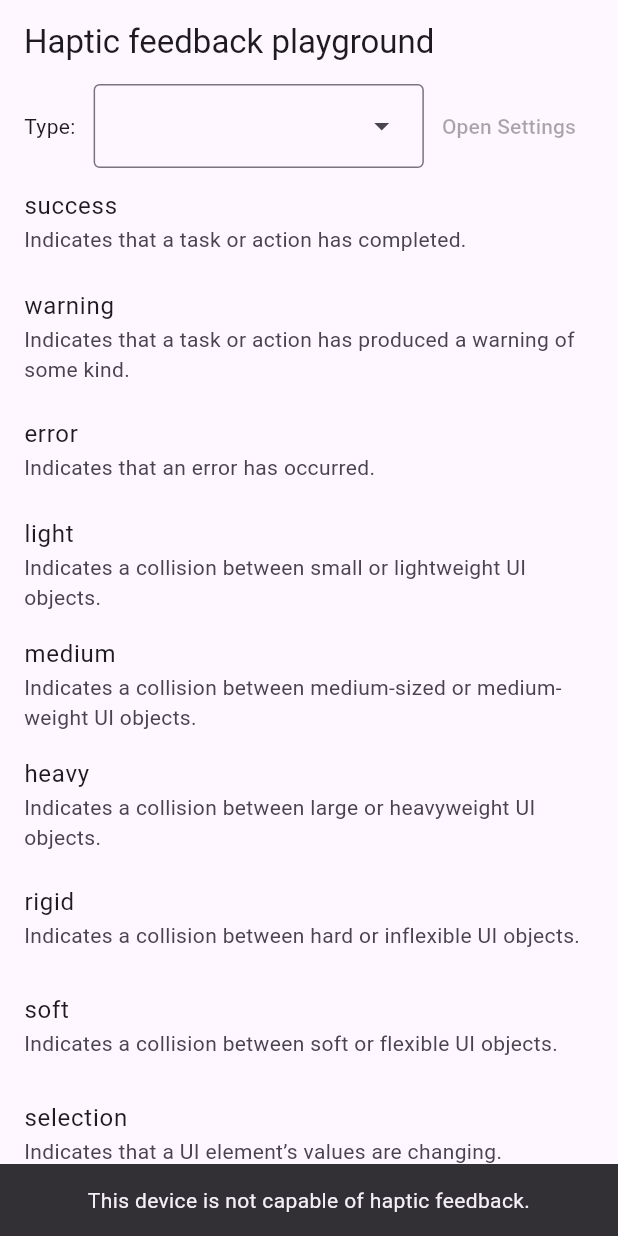
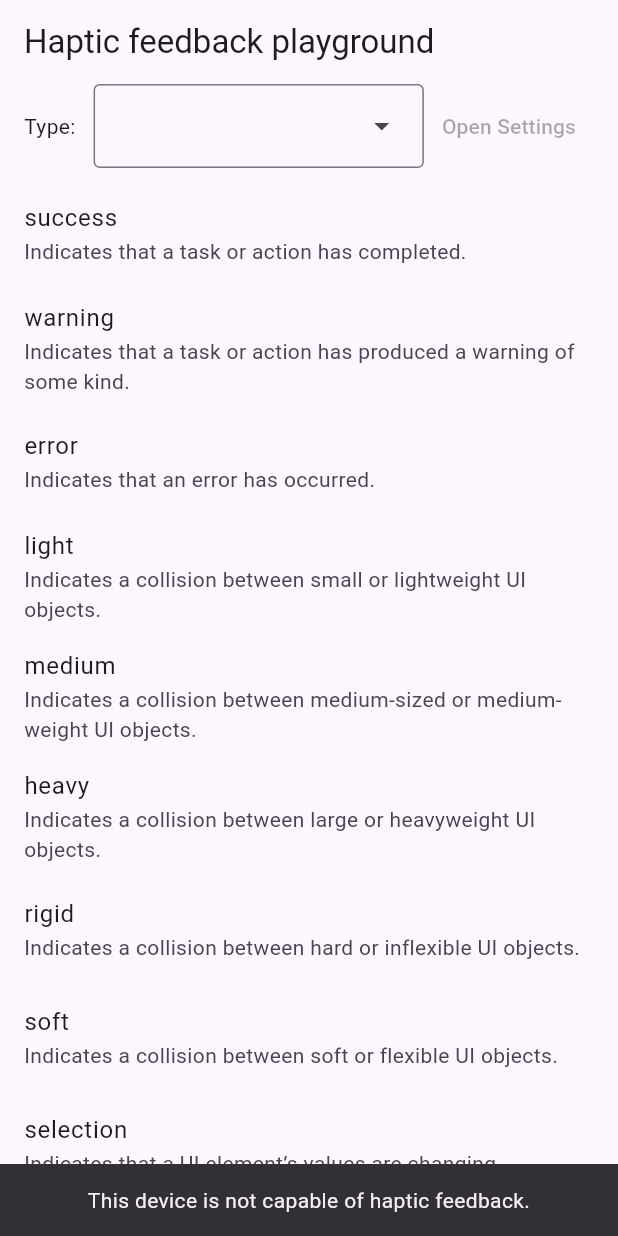
Before and after one commit to nohli/haptic_feedback, a Flutter app: the screen it shows after launch, after a tap on "alarm", after a tap on the "arrow drop up" icon, after a tap on "success", on a phone screen of 412 x 824 dp. Run offline on Flutter 3.47's test engine with Material 3 defaults, Android fonts, the phone set to English and light mode, and no system bars; our stand-ins replace plugin_platform_interface; missing offline and left inert: open_settings_plus.

Commit message:
Improve example ui

```diff
--- a/example/lib/main.dart
+++ b/example/lib/main.dart
@@ -45,7 +45,8 @@ class _HapticsListState extends State<_HapticsList> {
       children: [
         if (isAndroid)
           Padding(
-            padding: const EdgeInsets.symmetric(horizontal: 16),
+            padding: const EdgeInsets.symmetric(horizontal: 16) +
+                const EdgeInsets.only(bottom: 8),
             child: Row(
               children: [
                 Text('Type:'),
@@ -78,7 +79,7 @@ class _HapticsListState extends State<_HapticsList> {
               final snackbarMessage = can
                   ? '$type'
                   : 'This device is not capable of haptic feedback.';
-              ScaffoldMessenger.of(context).hideCurrentSnackBar();
+              ScaffoldMessenger.of(context).removeCurrentSnackBar();
               ScaffoldMessenger.of(context).showSnackBar(
                 SnackBar(
                   content: Text(snackbarMessage, textAlign: TextAlign.center),
```
